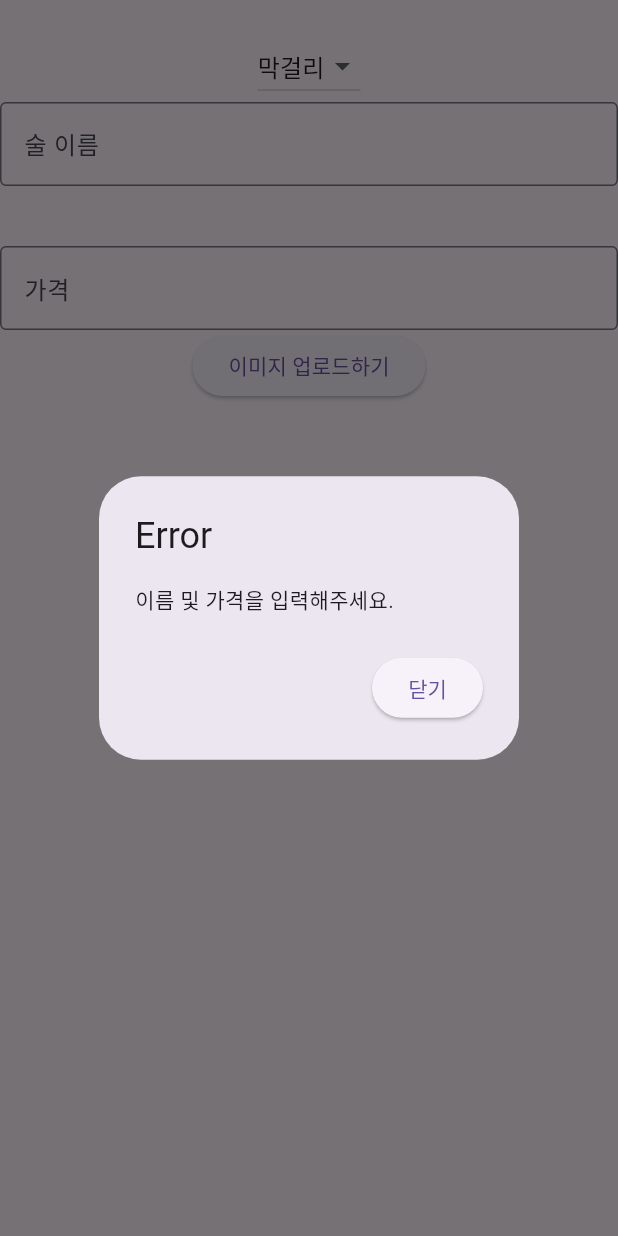
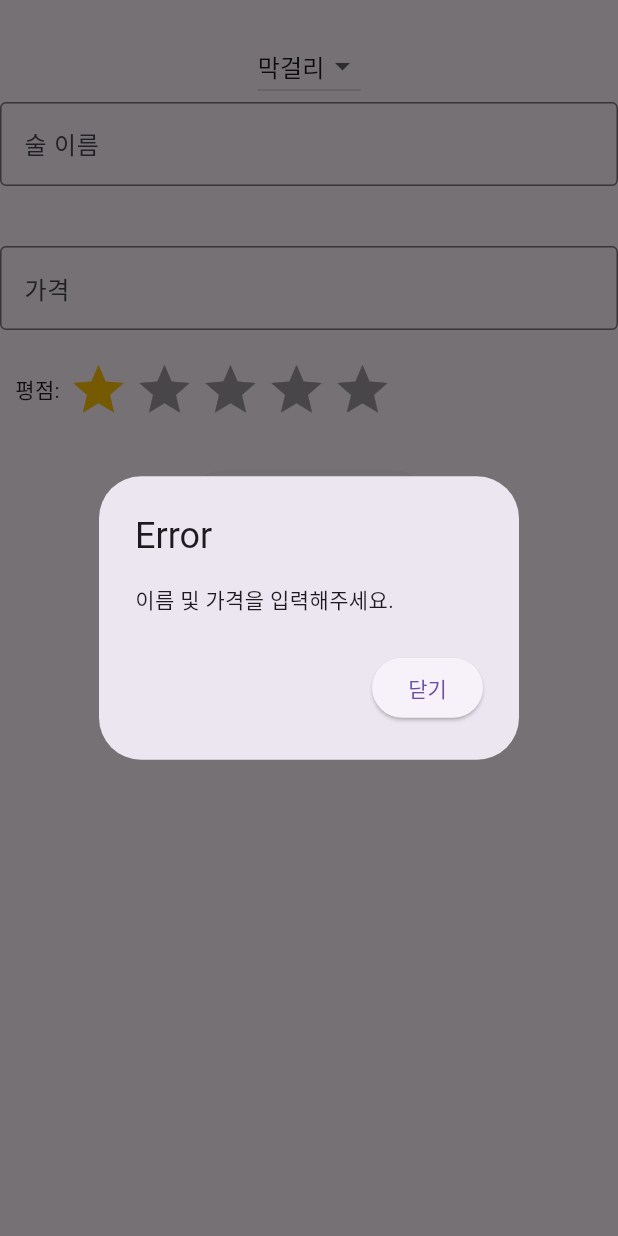
Before and after one commit to gotlr98/Flutter_Jumeoni, a Flutter app: the RegisterDrink screen opened by its route, after a tap on "이미지 업로드하기", on a phone screen of 412 x 824 dp. Run offline on Flutter 3.47's test engine with Material 3 defaults, Android fonts, the phone set to English and light mode, and no system bars; drawn by our look-alikes of flutter_rating_bar; our stand-ins replace cloud_firestore, firebase_auth, firebase_core, firebase_storage, get, image_picker and 2 more; accounts and stored records are empty.

```diff
--- a/flutter_jumeoni/lib/pages/register_drink.dart
+++ b/flutter_jumeoni/lib/pages/register_drink.dart
@@ -4,6 +4,7 @@ import 'package:cloud_firestore/cloud_firestore.dart';
 import 'package:firebase_auth/firebase_auth.dart';
 import 'package:firebase_storage/firebase_storage.dart';
 import 'package:flutter/material.dart';
+import 'package:flutter_rating_bar/flutter_rating_bar.dart';
 import 'package:get/get.dart';
 import 'package:image_picker/image_picker.dart';
 import 'package:permission_handler/permission_handler.dart';
@@ -20,6 +21,7 @@ class _RegisterDrinkState extends State<RegisterDrink> {
   TextEditingController drinkNameController = TextEditingController();
   TextEditingController drinkPriceController = TextEditingController();
   var curUser = FirebaseAuth.instance.currentUser;
+  var ratings = 1.0;
   @override
   Widget build(BuildContext context) {
     String dropDownValue = "막걸리";
@@ -58,12 +60,34 @@ class _RegisterDrinkState extends State<RegisterDrink> {
             labelText: "가격",
           ),
         ),
+        const SizedBox(height: 20),
+        Row(
+          children: [
+            const SizedBox(
+              width: 10,
+            ),
+            const Text("평점: "),
+            RatingBar.builder(
+              initialRating: 1,
+              minRating: 1,
+              direction: Axis.horizontal,
+              allowHalfRating: true,
+              itemCount: 5,
+              itemPadding: const EdgeInsets.symmetric(horizontal: 2.0),
+              itemBuilder: (context, _) =>
+                  const Icon(Icons.star, color: Colors.amber),
+              onRatingUpdate: (rating) {
+                ratings = rating;
+              },
+            ),
+          ],
+        ),
+        const SizedBox(height: 30),
         ElevatedButton(
             onPressed: () async {
               if (Platform.isIOS) {
                 await Permission.photosAddOnly.request();
               }
-
               if (drinkNameController.text.isEmpty ||
                   drinkPriceController.text.isEmpty) {
                 return showDialog(
@@ -89,8 +113,12 @@ class _RegisterDrinkState extends State<RegisterDrink> {
                 final snapshot = await uploadTask.whenComplete(() => {});
                 final url = await snapshot.ref.getDownloadURL();
 
-                FirebaseFirestore.instance.collection("drink").doc().set({
+                var result = await FirebaseFirestore.instance
+                    .collection("drink")
+                    .doc()
+                    .set({
                   'url': url,
+                  'rating': ratings,
                 });
               }
               showDialog(
@@ -104,7 +132,7 @@ class _RegisterDrinkState extends State<RegisterDrink> {
                               child: const Text("닫기"),
                             )
                           ]));
-              Get.back(result: true);
+              Get.back();
             },
             child: const Text("이미지 업로드하기"))
       ],
--- a/flutter_jumeoni/pubspec.yaml
+++ b/flutter_jumeoni/pubspec.yaml
@@ -46,6 +46,7 @@ dependencies:
   firebase_storage: ^11.6.7
   image_picker: ^1.0.7
   permission_handler: ^11.3.0
+  flutter_rating_bar: ^4.0.1
 
 dev_dependencies:
   flutter_test:
```
Also changed, not shown: flutter_jumeoni/lib/pages/main_page.dart (+11 -6 lines), flutter_jumeoni/pubspec.lock.
